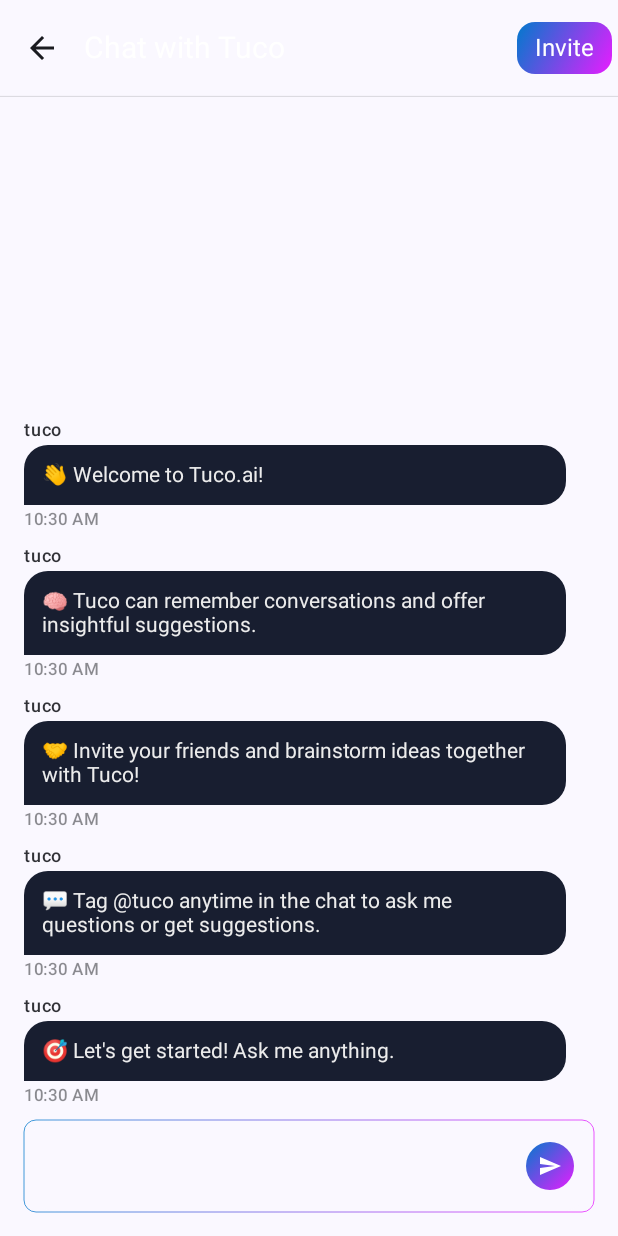
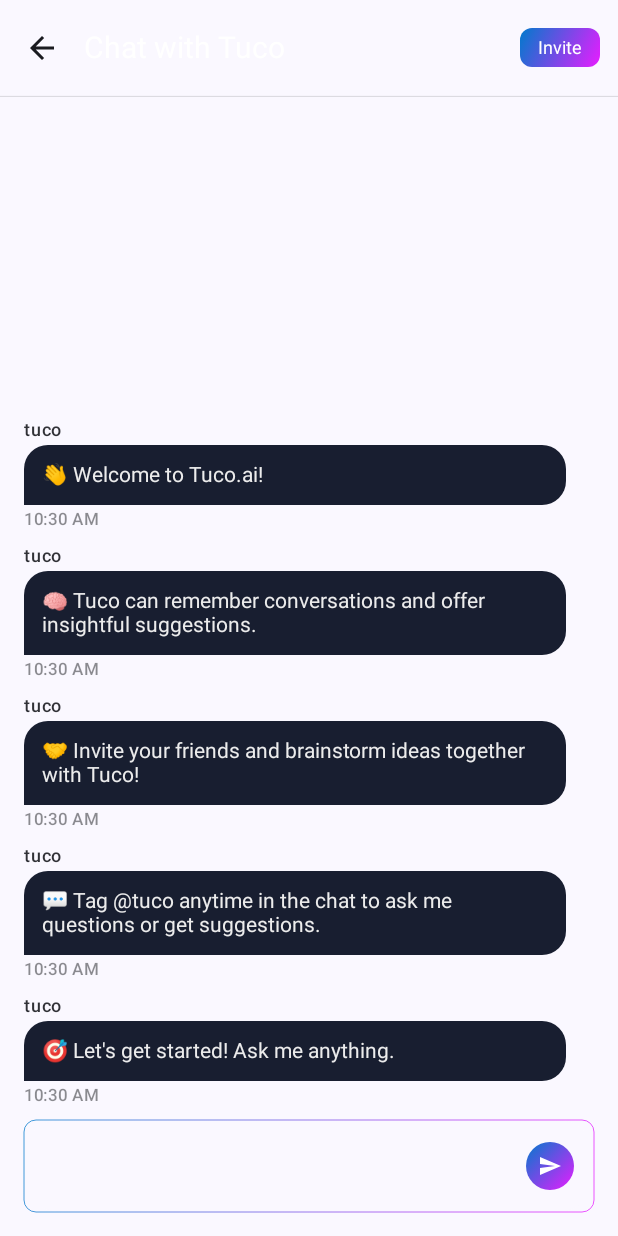
Before and after one commit to vishalcs106/tuco-android, an Android app built with Jetpack Compose: the chat screen opened through its navigation route, on a phone screen of 412 x 824 dp. Run offline under Robolectric (Android 15) with nearby library versions, the phone set to English and light mode, and no system bars.

Commit message:
Fixed ui

```diff
--- a/app/src/main/java/ai/android/tuco/presentation/composables/CustomTopAppBar.kt
+++ b/app/src/main/java/ai/android/tuco/presentation/composables/CustomTopAppBar.kt
@@ -1,7 +1,9 @@
 package ai.android.tuco.presentation.composables
 
 import ai.android.tuco.presentation.screens.Screen
+import androidx.compose.foundation.layout.Box
 import androidx.compose.foundation.layout.Column
+import androidx.compose.foundation.layout.padding
 import androidx.compose.foundation.layout.size
 import androidx.compose.material.icons.Icons
 import androidx.compose.material.icons.filled.ArrowBack
@@ -52,7 +54,9 @@ fun CustomTopAppBar(
             },
             actions = {
                 if (isChatScreen) {
-                    GradientButton(text = "Invite", onClick = {})
+                    Box(modifier = Modifier.padding(end = 8.dp)){
+                        GradientButton(text = "Invite", onClick = {}, size = ButtonSize.SMALL)
+                    }
                 }
             }
         )
--- a/app/src/main/java/ai/android/tuco/presentation/composables/GradientButton.kt
+++ b/app/src/main/java/ai/android/tuco/presentation/composables/GradientButton.kt
@@ -14,16 +14,24 @@ import androidx.compose.ui.draw.clip
 import androidx.compose.ui.graphics.Brush
 import androidx.compose.ui.graphics.Color
 import androidx.compose.ui.unit.dp
+import androidx.compose.ui.unit.sp
+
+enum class ButtonSize(val padding: Int, val textSize: Int, val cornerRadius: Int) {
+    SMALL(padding = 6, textSize = 12, cornerRadius = 8),
+    MEDIUM(padding = 10, textSize = 14, cornerRadius = 12),
+    LARGE(padding = 14, textSize = 16, cornerRadius = 16)
+}
 
 @Composable
 fun GradientButton(
     text: String,
     onClick: () -> Unit,
-    modifier: Modifier = Modifier
+    modifier: Modifier = Modifier,
+    size: ButtonSize = ButtonSize.MEDIUM // Default to Medium
 ) {
     Box(
         modifier = modifier
-            .clip(RoundedCornerShape(12.dp))  // Rounded Corners
+            .clip(RoundedCornerShape(size.cornerRadius.dp))  // Rounded Corners
             .background(
                 brush = Brush.linearGradient(
                     colors = listOf(
@@ -37,8 +45,14 @@ fun GradientButton(
     ) {
         Text(
             text = text,
-            style = MaterialTheme.typography.bodyLarge.copy(color = Color.White),
-            modifier = Modifier.padding(vertical = 8.dp, horizontal = 12.dp)
+            style = MaterialTheme.typography.bodyLarge.copy(
+                color = Color.White,
+                fontSize = size.textSize.sp  // Dynamic Text Size
+            ),
+            modifier = Modifier.padding(
+                vertical = size.padding.dp,
+                horizontal = size.padding.dp * 2 // Wider padding for horizontal
+            )
         )
     }
 }
--- a/app/src/main/java/ai/android/tuco/presentation/screens/HomeScreen.kt
+++ b/app/src/main/java/ai/android/tuco/presentation/screens/HomeScreen.kt
@@ -1,5 +1,6 @@
 package ai.android.tuco.presentation.screens
 
+import ai.android.tuco.presentation.composables.ButtonSize
 import ai.android.tuco.presentation.composables.GradientButton
 import ai.android.tuco.presentation.composables.GradientFAB
 import ai.android.tuco.presentation.composables.RegularText
@@ -121,6 +122,7 @@ fun EmptyStateContent(onNewChatCta: () -> Unit) {
 
         // CTA Button for New Conversation (Inside Empty State Content)
         GradientButton(
+            size = ButtonSize.LARGE,
             onClick = { onNewChatCta() },
             modifier = Modifier
                 .fillMaxWidth()
```
